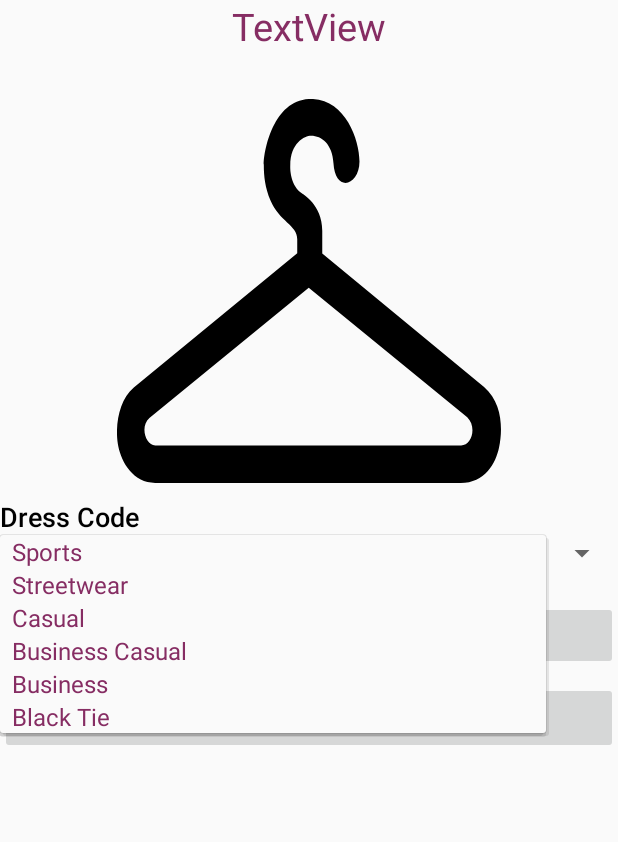
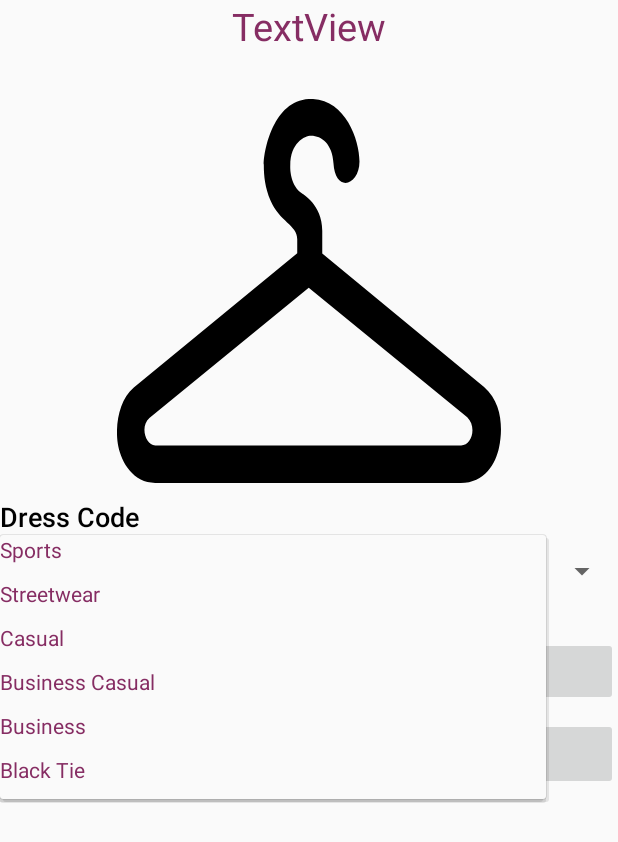
Before and after one commit to rueschan/ProyectoMoviles, an Android app: the TakePhoto screen opened directly, with no data from a screen before it, after a tap on "Sports", on a phone screen of 412 x 824 dp. Shown: the top 842 px of the screen. Run offline under Robolectric (Android 15) with nearby library versions, the phone set to English and light mode, and no system bars.

```diff
--- a/app/src/main/java/mx/itesm/rueschan/moviles/TakePhoto.java
+++ b/app/src/main/java/mx/itesm/rueschan/moviles/TakePhoto.java
@@ -47,7 +47,8 @@ public class TakePhoto extends AppCompatActivity {
         //lista tipo de prenda
 
         eventsList = findViewById(R.id.list_use);
-        ArrayAdapter<String> adapter = new ArrayAdapter<>(this, android.R.layout.simple_spinner_item,events);
+        ArrayAdapter<String> adapter = new ArrayAdapter<>(this, android.R.layout.simple_spinner_dropdown_item,events);
+        adapter.setDropDownViewResource(R.layout.spinner);
         //adapter.setDropDownViewResource(android.R.layout.simple_spinner_dropdown_item);
         //eventsList.setPrompt("Dress Code");
         eventsList.setAdapter(adapter);
--- a/app/src/main/res/layout/activity_take_picture.xml
+++ b/app/src/main/res/layout/activity_take_picture.xml
@@ -55,8 +55,7 @@
             <Spinner
                 android:id="@+id/list_use"
                 android:layout_width="match_parent"
-                android:layout_height="wrap_content"
-                />
+                android:layout_height="wrap_content" />
 
             <Button
                 android:id="@+id/guardarButton"
--- /dev/null
+++ b/app/src/main/res/layout/spinner.xml
@@ -0,0 +1,10 @@
+<?xml version="1.0" encoding="utf-8"?>
+<TextView
+    xmlns:android="http://schemas.android.com/apk/res/android"
+    android:id="@+id/textView1"
+    style="?android:textAppearanceSmall"
+    android:layout_width="wrap_content"
+    android:layout_height="wrap_content"
+    android:textColor="@color/colorPrimary"
+    android:paddingBottom="10dp"
+    />
```
